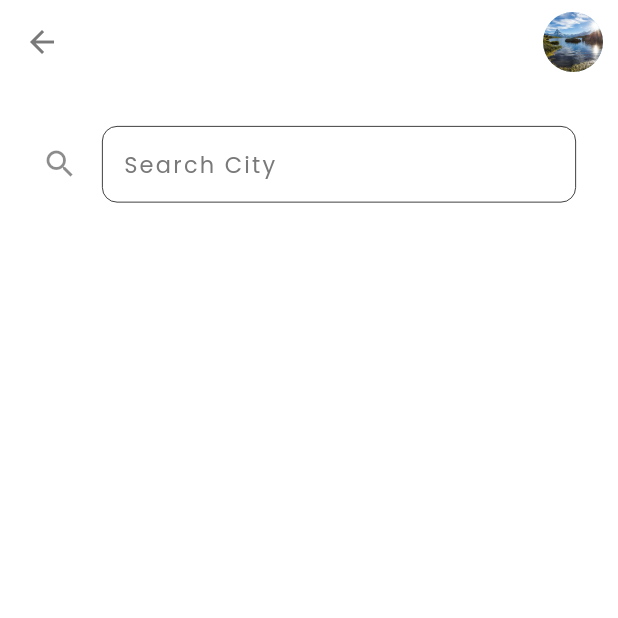
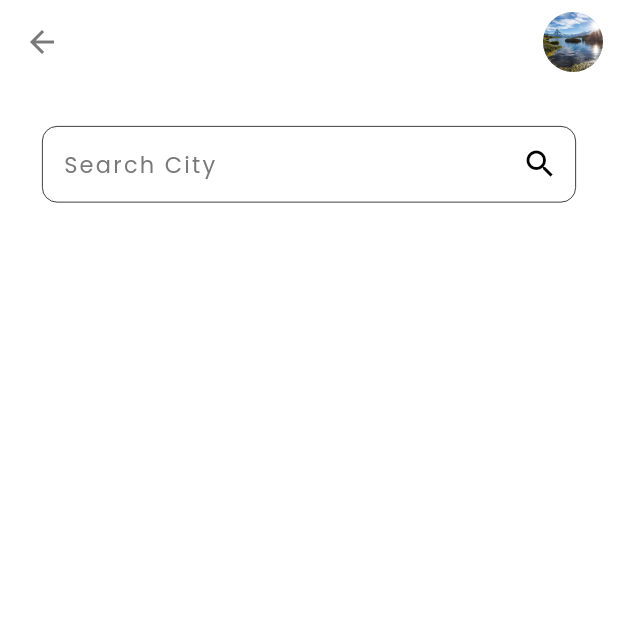
Before and after one commit to rayaniselim/fteam_weather_app, a Flutter app: the PageDropDown screen opened directly, on a phone screen of 412 x 824 dp, the top half of it. Run offline on Flutter 3.47's test engine with Material 2 defaults, Android fonts, the phone set to English and light mode, and no system bars; our stand-ins replace bloc, dio, equatable, flutter_bloc, flutter_modular, flutter_triple and 1 more; missing offline and left inert: mockito; network calls fail.

Commit message:
search city

```diff
--- a/app_weather/lib/app/modules/home/home_module.dart
+++ b/app_weather/lib/app/modules/home/home_module.dart
@@ -5,7 +5,9 @@ import 'home_page.dart';
 class HomeModule extends Module {
   @override
   final List<Bind> binds = [
-    Bind.lazySingleton((i) => const HomePage()),
+    Bind.lazySingleton<HomePage>(
+      (i) => const HomePage(),
+    ),
   ];
 
   @override
--- a/app_weather/lib/app/modules/home/home_page.dart
+++ b/app_weather/lib/app/modules/home/home_page.dart
@@ -1,4 +1,3 @@
-import 'package:core_module/core_module.dart';
 import 'package:design_system/design_system.dart';
 import 'package:flutter/material.dart';
 import 'home_page_mobile.dart';
--- a/design_system/lib/src/widgets/header/search_widget_dropdown.dart
+++ b/design_system/lib/src/widgets/header/search_widget_dropdown.dart
@@ -1,56 +1,38 @@
+import 'package:core_module/core_module.dart';
 import 'package:flutter/material.dart';
 
-class SearchWidgetDropDown extends StatefulWidget {
+class SearchWidgetDropDown extends StatelessWidget {
   const SearchWidgetDropDown({
     super.key,
   });
 
   @override
-  State<SearchWidgetDropDown> createState() => _SearchWidgetDropDownState();
-}
-
-class _SearchWidgetDropDownState extends State<SearchWidgetDropDown> {
-  @override
   Widget build(BuildContext context) {
+    final bloc = Modular.get<WeatherBloc>();
+    final textController = Modular.get<TextEditingController>();
     return Padding(
       padding: const EdgeInsets.all(24.0),
       child: TextField(
-        /// TODO:
-        // items: const [],
-        // items: weatherMap.map((json) {
-        //   return DropdownMenuItem(
-        //     value: json,
-        //     child: Text(
-        //       '${json.city}',
-        //       style: const TextStyle(
-        //         color: LightColors.colorsTextGrey,
-        //       ),
-        //     ),
-        //   );
-        // }).toList(),
-        // onChanged: ((value) => {}),
+        controller: textController,
+        onSubmitted: (valorDigitado) {
+          bloc.add(
+            SearchWeatherEvent(
+              city: valorDigitado,
+            ),
+          );
+          Modular.to.pop();
+        },
         style: Theme.of(context)
             .textTheme
             .overline!
             .copyWith(fontSize: 15, color: Colors.black),
-        // hint: const Text(
-        //   'Search City',
-        // ),
-        // icon: const Icon(
-        //   Icons.search,
-        //   color: LightColors.colorsTextGrey,
-        // ),
-        // menuMaxHeight: 300,
-        // focusColor: LightColors.colorsTextGrey,
-        // borderRadius: BorderRadius.circular(18),
-        // alignment: AlignmentDirectional.center,
-        // dropdownColor: Colors.blue,
-        // elevation: 1,
-        // itemHeight: 60,
-        // isExpanded: true,
+        cursorColor: Colors.grey,
         decoration: InputDecoration(
+          suffixIcon: const Icon(
+            Icons.search,
+            color: Colors.black,
+          ),
           border: InputBorder.none,
-          icon: const Icon(Icons.search),
           hintText: 'Search City',
           contentPadding: const EdgeInsets.all(14),
           enabledBorder: OutlineInputBorder(
```
Also changed, not shown: app_weather/lib/app/app_module.dart (+15 -0 lines), app_weather/lib/app/modules/home/home_page_mobile.dart (+17 -11 lines), design_system/lib/src/widgets/mobile/page_mobile/home_description_component.dart (+1 -36 lines).
